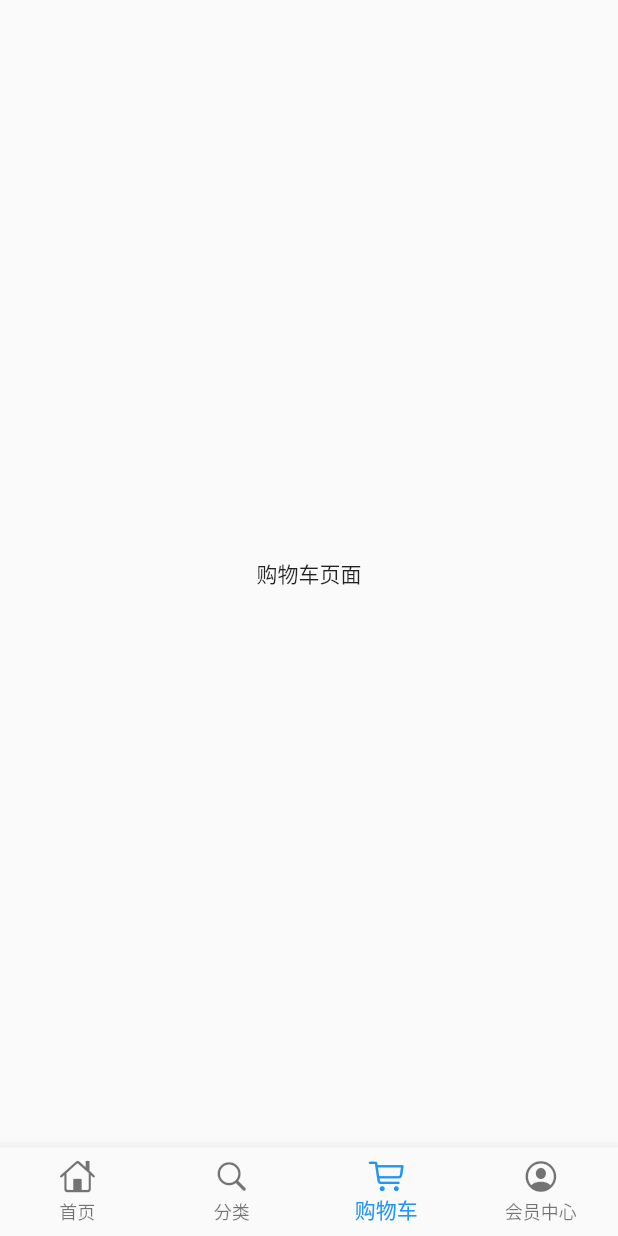
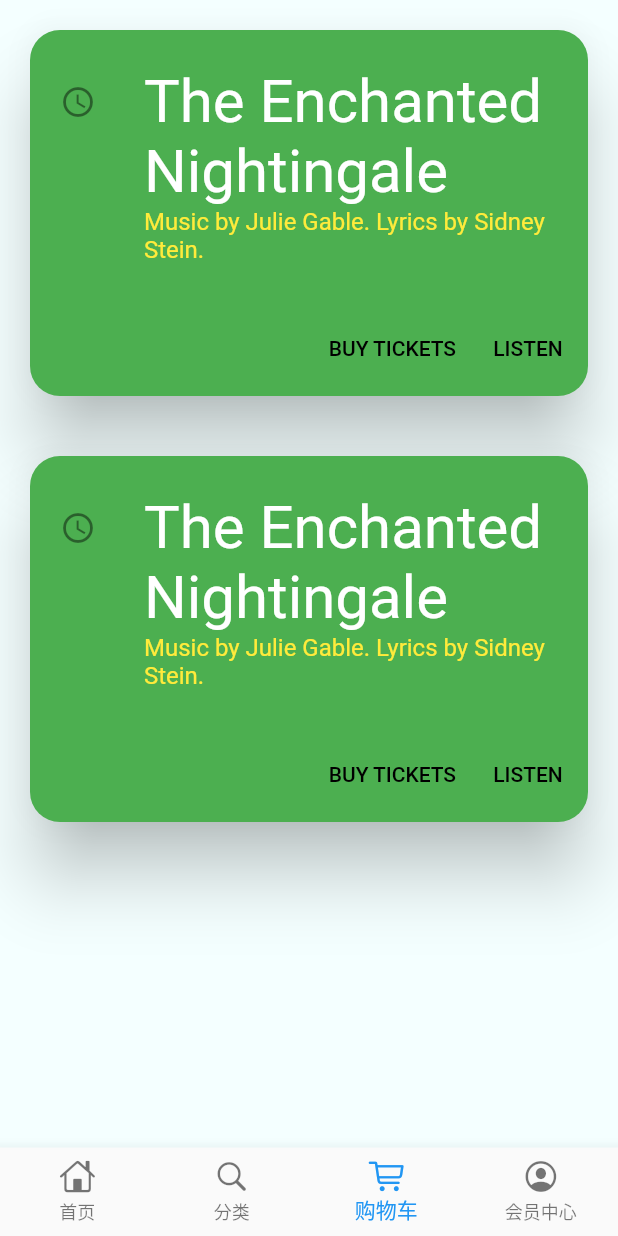
Before and after one commit to Blue-Oranges/Flutter_Tutorial, a Flutter app: the screen it shows after launch, item 3 of the bottom bar chosen, on a phone screen of 412 x 824 dp. Run offline on Flutter 3.47's test engine with Material 2 defaults, Android fonts, the phone set to English and light mode, and no system bars; our stand-ins replace dio.

Commit message:
添加一些小控件

```diff
--- a/flutter_shop/lib/pages/cart_page.dart
+++ b/flutter_shop/lib/pages/cart_page.dart
@@ -2,8 +2,59 @@ import 'package:flutter/material.dart';
 class CartPage extends StatelessWidget {
   @override
   Widget build(BuildContext context) {
-    return Scaffold(
-      body: Center(child:Text('购物车页面')),
+    return Column(
+        children:<Widget>[
+          CardLessDefault(),
+          CardLessDefault(),
+        ],
     );
   }
 }
+class CardLessDefault extends StatelessWidget {
+  final widget;
+  final parent;
+
+  const CardLessDefault([this.widget, this.parent])
+      : super();
+
+  @override
+  Widget build(BuildContext context) {
+    return Card(
+      clipBehavior:Clip.antiAlias,// 根据设置裁剪内容
+      color:Colors.green, //  卡片背景颜色
+      elevation:20.0, // 卡片的z坐标,控制卡片下面的阴影大小
+      margin:EdgeInsets.all(20.0),
+      //  margin: EdgeInsetsDirectional.only(bottom: 30.0, top: 30.0, start: 30.0),// 边距
+      semanticContainer:true, // 表示单个语义容器，还是false表示单个语义节点的集合，接受单个child，但该child可以是Row，Column或其他包含子级列表的widget
+//      shape: Border.all(
+//          color: Colors.indigo, width: 1.0, style: BorderStyle.solid), // 卡片材质的形状，以及边框
+      shape:RoundedRectangleBorder(borderRadius:  BorderRadius.circular(20.0)), // 圆角
+      //borderRadius: BorderRadius.all(Radius.circular(8.0)),
+      child: Column( //card里面的子控件
+        mainAxisSize: MainAxisSize.min,
+        children: <Widget>[
+          const ListTile(
+            leading: Icon(Icons.access_time),
+            title: Text('The Enchanted Nightingale',style: TextStyle(color: Colors.white, fontSize: 40.0)),
+            subtitle: Text('Music by Julie Gable. Lyrics by Sidney Stein.',style: TextStyle(color: Colors.yellow, fontSize: 16.0)),
+            contentPadding: EdgeInsets.all(20.0),// item 内容内边距
+          ),
+          ButtonTheme.bar( // make buttons use the appropriate styles for cards
+            child: ButtonBar(
+              children: <Widget>[
+                FlatButton(
+                  child: const Text('BUY TICKETS',style: TextStyle(color: Colors.black, fontSize: 14.0)),
+                  onPressed: () {  },
+                ),
+                FlatButton(
+                  child: const Text('LISTEN',style: TextStyle(color: Colors.black, fontSize: 14.0)),
+                  onPressed: () {  },
+                ),
+              ],
+            ),
+          ),
+        ],
+      ),
+    );
+  }
+}
```
Also changed, not shown: flutter_shop/lib/pages/category_page.dart (+10 -1 lines), flutter_shop/lib/pages/member_page.dart (+57 -2 lines).
